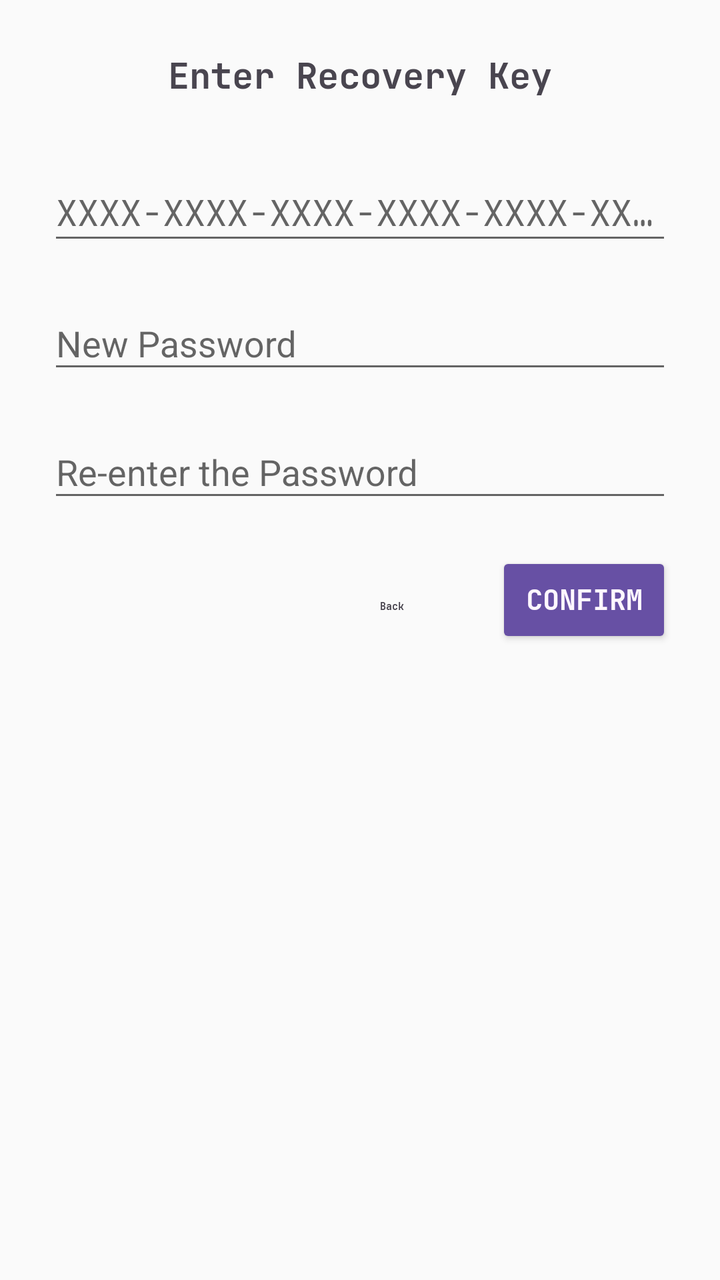
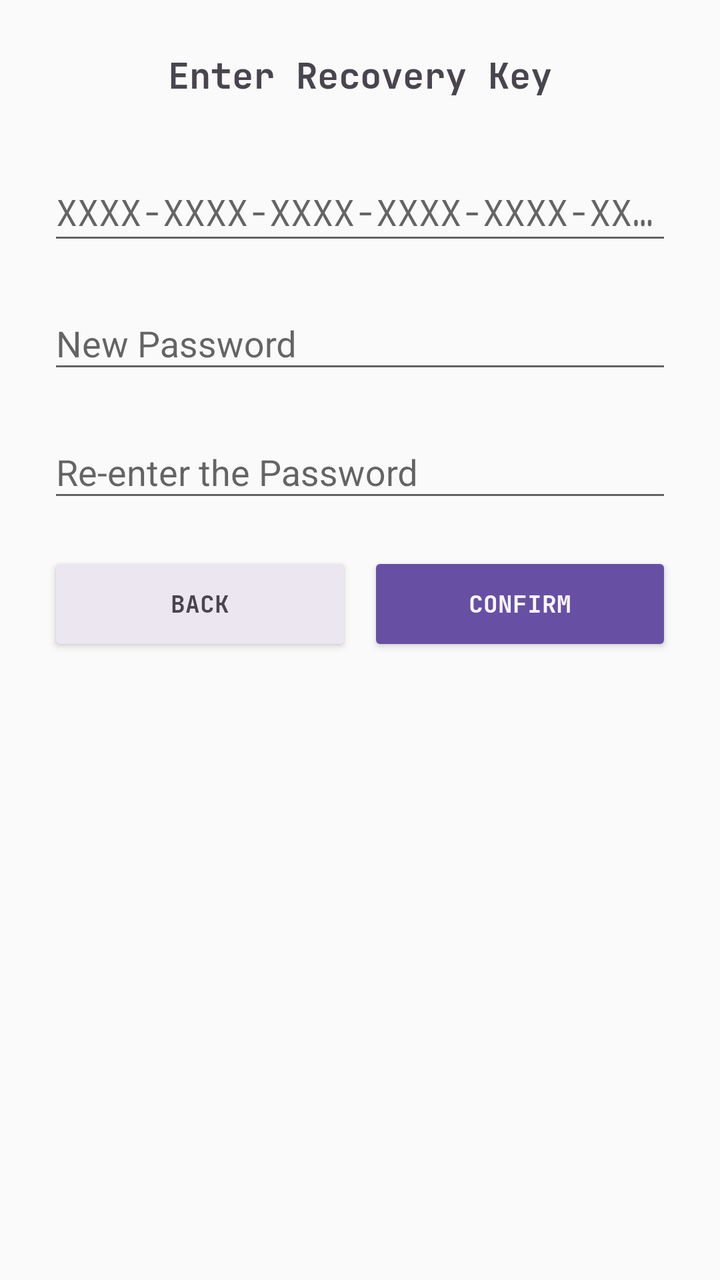

Before-and-after screenshots of an Android layout around one commit, followed by the original layout XML and the change that was made.
<!-- AndroidManifest.xml: application theme Theme.AppCompat.Light.NoActionBar -->
<!-- res/layout/dialog_enter_recovery_code.xml -->
<?xml version="1.0" encoding="utf-8"?>
<LinearLayout xmlns:android="http://schemas.android.com/apk/res/android"
    android:layout_width="match_parent"
    android:layout_height="wrap_content"
    android:orientation="vertical"
    android:padding="24dp">

    
    <TextView
        android:layout_width="match_parent"
        android:layout_height="wrap_content"
        android:text="@string/enter_recovery_key"
        android:fontFamily="@font/jetbrainsmonobold"
        android:textSize="18sp"
        android:textColor="@color/text_primary"
        android:gravity="center"
        android:layout_marginBottom="20dp" />

    
    <com.google.android.material.textfield.TextInputLayout
        android:layout_width="match_parent"
        android:layout_height="wrap_content"
        android:hint="@string/recovery_key_hint"
        android:layout_marginBottom="12dp">

        <com.google.android.material.textfield.TextInputEditText
            android:id="@+id/input_recovery_key"
            android:layout_width="match_parent"
            android:layout_height="wrap_content"
            android:fontFamily="@font/jetbrainsmonoregular"
            android:inputType="textCapCharacters"
            android:maxLines="1" />

    </com.google.android.material.textfield.TextInputLayout>

    
    <com.google.android.material.textfield.TextInputLayout
        android:layout_width="match_parent"
        android:layout_height="wrap_content"
        android:hint="@string/enter_the_new_password"
        android:layout_marginBottom="12dp">

        <com.google.android.material.textfield.TextInputEditText
            android:id="@+id/input_new_password"
            android:layout_width="match_parent"
            android:layout_height="wrap_content"
            android:inputType="textPassword" />

    </com.google.android.material.textfield.TextInputLayout>

    
    <com.google.android.material.textfield.TextInputLayout
        android:layout_width="match_parent"
        android:layout_height="wrap_content"
        android:hint="@string/reenter_the_new_password"
        android:layout_marginBottom="20dp">

        <com.google.android.material.textfield.TextInputEditText
            android:id="@+id/input_confirm_password"
            android:layout_width="match_parent"
            android:layout_height="wrap_content"
            android:inputType="textPassword" />

    </com.google.android.material.textfield.TextInputLayout>

    
    <LinearLayout
        android:layout_width="match_parent"
        android:layout_height="wrap_content"
        android:orientation="horizontal"
        android:gravity="end">

        <Button
            android:id="@+id/btn_cancel_recovery"
            style="@style/Widget.MaterialComponents.Button.TextButton"
            android:layout_width="wrap_content"
            android:layout_height="48dp"
            android:text="@string/cancel"
            android:fontFamily="@font/jetbrainsmonobold"
            android:textColor="@color/text_primary"
            android:layout_marginEnd="8dp" />

        <Button
            android:id="@+id/btn_confirm_recovery"
            android:layout_width="wrap_content"
            android:layout_height="48dp"
            android:text="@string/confirm"
            android:fontFamily="@font/jetbrainsmonobold"
            android:backgroundTint="@color/accent"
            android:textColor="@color/background_primary" />

    </LinearLayout>

</LinearLayout>
<!-- resources referenced by this layout -->
<resources>
  <color name="accent">#6750A4</color>
  <color name="background_primary">#FEF7FF</color>
  <color name="text_primary">#49454F</color>
  <string name="cancel">Back</string>
  <string name="confirm">Confirm</string>
  <string name="enter_recovery_key" translatable="false">Enter Recovery Key</string>
  <string name="enter_the_new_password">New Password</string>
  <string name="recovery_key_hint" translatable="false">XXXX-XXXX-XXXX-XXXX-XXXX-XXXX</string>
  <string name="reenter_the_new_password">Re-enter the Password</string>
</resources>

<!-- the commit's change to res/layout/dialog_enter_recovery_code.xml (unified diff, before → after) -->
@@ -63,29 +63,85 @@
 
     </com.google.android.material.textfield.TextInputLayout>
 
+    <LinearLayout
+        android:id="@+id/recovery_loading_row"
+        android:layout_width="match_parent"
+        android:layout_height="48dp"
+        android:gravity="center"
+        android:orientation="horizontal"
+        android:visibility="gone"
+        android:layout_marginBottom="12dp">
+
+        <ProgressBar
+            android:layout_width="24dp"
+            android:layout_height="24dp"
+            android:indeterminateTint="@color/accent"
+            android:indeterminateTintMode="src_in" />
+
+        <TextView
+            android:layout_width="wrap_content"
+            android:layout_height="wrap_content"
+            android:layout_marginStart="12dp"
+            android:fontFamily="@font/jetbrainsmonobold"
+            android:text="@string/verifying"
+            android:textColor="@color/text_primary"
+            android:textSize="12sp" />
+
+    </LinearLayout>
+
     
     <LinearLayout
         android:layout_width="match_parent"
         android:layout_height="wrap_content"
         android:orientation="horizontal"
-        android:gravity="end">
+        android:gravity="center_vertical">
+
+        <Button
+            android:id="@+id/btn_wipe_vault"
+            android:layout_width="0dp"
+            android:layout_height="52dp"
+            android:layout_weight="1"
+            android:minWidth="96dp"
+            android:paddingStart="12dp"
+            android:paddingEnd="12dp"
+            android:text="@string/wipe_vault"
+            android:fontFamily="@font/jetbrainsmonobold"
+            android:textSize="12sp"
+            android:backgroundTint="@android:color/holo_red_dark"
+            android:textColor="@android:color/white"
+            android:visibility="gone" />
+
+        <Space
+            android:layout_width="8dp"
+            android:layout_height="1dp"
+            android:visibility="gone" />
 
         <Button
             android:id="@+id/btn_cancel_recovery"
-            style="@style/Widget.MaterialComponents.Button.TextButton"
-            android:layout_width="wrap_content"
-            android:layout_height="48dp"
+            android:layout_width="0dp"
+            android:layout_height="52dp"
+            android:layout_weight="1"
+            android:minWidth="96dp"
+            android:paddingStart="12dp"
+            android:paddingEnd="12dp"
             android:text="@string/cancel"
             android:fontFamily="@font/jetbrainsmonobold"
+            android:textSize="12sp"
+            android:backgroundTint="@color/background_secondary"
             android:textColor="@color/text_primary"
             android:layout_marginEnd="8dp" />
 
         <Button
             android:id="@+id/btn_confirm_recovery"
-            android:layout_width="wrap_content"
-            android:layout_height="48dp"
+            android:layout_width="0dp"
+            android:layout_height="52dp"
+            android:layout_weight="1"
+            android:minWidth="96dp"
+            android:paddingStart="12dp"
+            android:paddingEnd="12dp"
             android:text="@string/confirm"
             android:fontFamily="@font/jetbrainsmonobold"
+            android:textSize="12sp"
             android:backgroundTint="@color/accent"
             android:textColor="@color/background_primary" />
 
<!-- resource entries referenced after the edit -->
@@ -2,6 +2,7 @@
 <resources>
   <color name="accent">#6750A4</color>
   <color name="background_primary">#FEF7FF</color>
+  <color name="background_secondary">#ECE6F0</color>
   <color name="text_primary">#49454F</color>
   <string name="cancel">Back</string>
   <string name="confirm">Confirm</string>
@@ -9,5 +10,7 @@
   <string name="enter_the_new_password">New Password</string>
   <string name="recovery_key_hint" translatable="false">XXXX-XXXX-XXXX-XXXX-XXXX-XXXX</string>
   <string name="reenter_the_new_password">Re-enter the Password</string>
+  <string name="verifying" translatable="false">Verifying...</string>
+  <string name="wipe_vault" translatable="false">Wipe vault</string>
 </resources>
 
